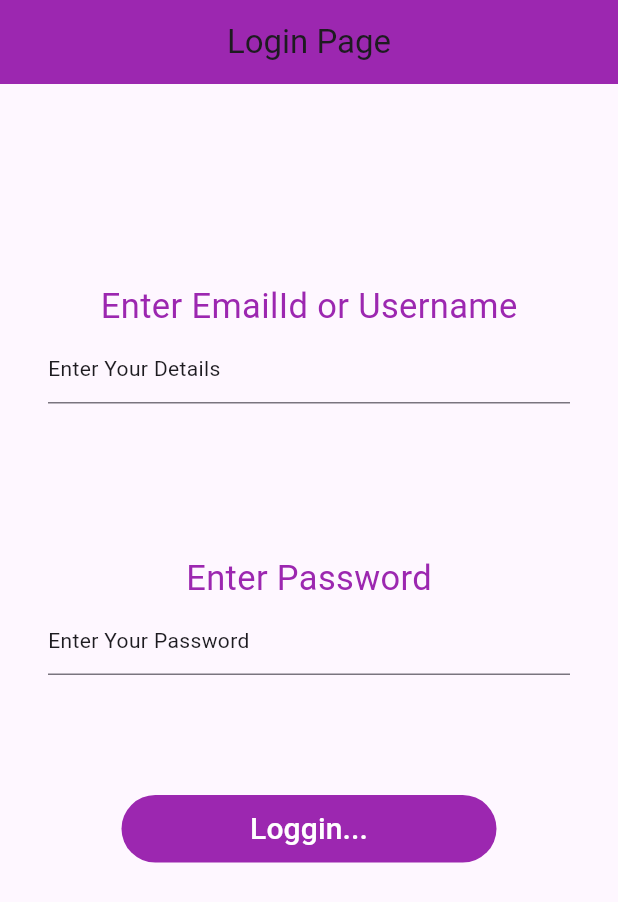
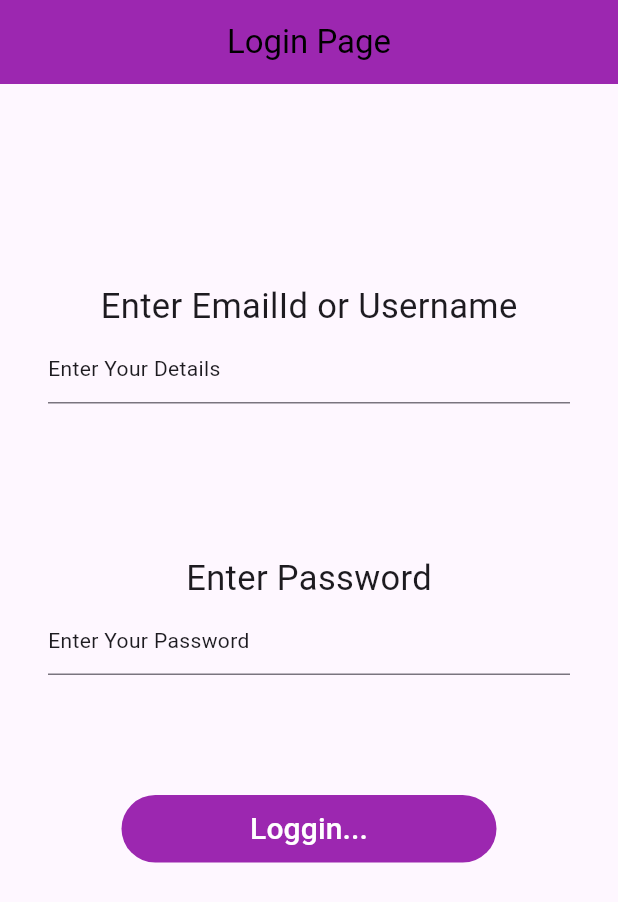
Before and after one commit to Ratndeep1999/shared_pref_prectice, a Flutter app: the screen it shows after launch, on a phone screen of 412 x 824 dp. Shown: the top 902 px of the screen. Run offline on Flutter 3.47's test engine with Material 3 defaults, Android fonts, the phone set to English and light mode, and no system bars.

Commit message:
login_page.dart : color parameter remove from LabelTextWidget()

```diff
--- a/lib/Pages/login_page.dart
+++ b/lib/Pages/login_page.dart
@@ -39,7 +39,7 @@ class LoginPageState extends State<LoginPage> {
   Widget build(BuildContext context) {
     return Scaffold(
       appBar: AppBar(
-        title: LabelTextWidget(label: "Login Page"),
+        title: LabelTextWidget(label: "Login Page", fontColor: Colors.black),
         centerTitle: true,
         backgroundColor: Colors.purple,
       ),
@@ -57,7 +57,6 @@ class LoginPageState extends State<LoginPage> {
                     /// Username or Email Section
                     LabelTextWidget(
                       label: 'Enter EmailId or Username',
-                      fontColor: Colors.purple,
                       fontSize: 23,
                       fontWeight: FontWeight.w400,
                     ),
@@ -73,7 +72,6 @@ class LoginPageState extends State<LoginPage> {
                     /// Password Section
                     LabelTextWidget(
                       label: 'Enter Password',
-                      fontColor: Colors.purple,
                       fontSize: 23,
                       fontWeight: FontWeight.w400,
                     ),
```
